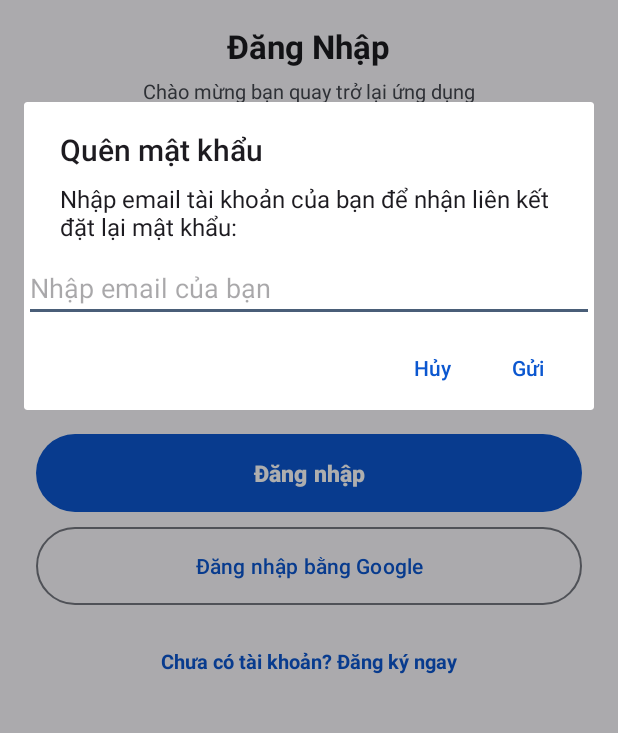
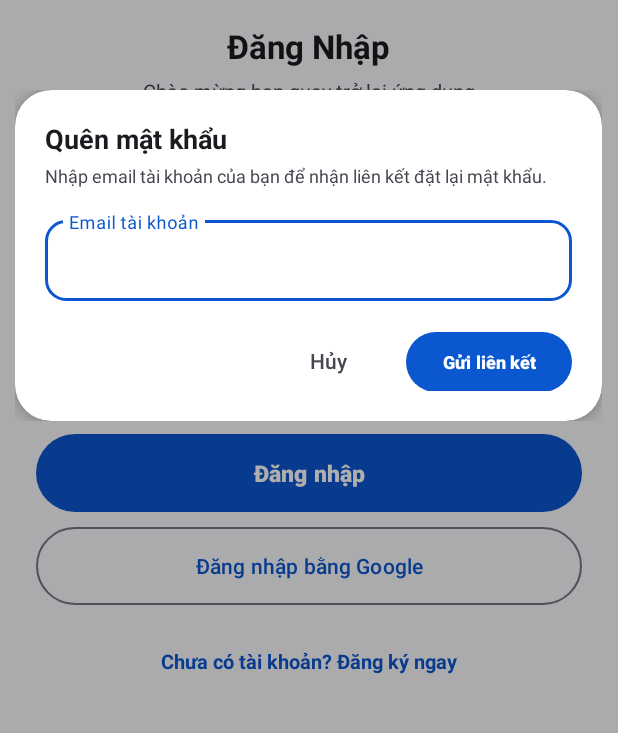
Before and after one commit to NguyenTuanDuy0182/DKTechShop, an Android app: the screen it shows after launch (AuthActivity), after a tap on "Quên mật khẩu?", on a phone screen of 412 x 824 dp, the part 362-1095 px from its top. Run offline under Robolectric (Android 15) with nearby library versions, the phone set to English and light mode, and no system bars; our stand-ins replace Firebase (no records; nobody signed in at launch, a user with empty details on screens opened directly).

Commit message:
ui(auth): redesign forgot password dialog

```diff
--- a/app/src/main/java/com/ecommerce/dktechshop/ui/auth/AuthActivity.java
+++ b/app/src/main/java/com/ecommerce/dktechshop/ui/auth/AuthActivity.java
@@ -2,8 +2,11 @@ package com.ecommerce.dktechshop.ui.auth;
 
 import android.content.Intent;
 import android.os.Bundle;
+import android.text.Editable;
+import android.text.TextWatcher;
+import android.util.Patterns;
+import android.view.LayoutInflater;
 import android.view.View;
-import android.widget.EditText;
 import android.widget.ProgressBar;
 import android.widget.TextView;
 import android.widget.Toast;
@@ -186,33 +189,61 @@ public class AuthActivity extends AppCompatActivity {
     }
 
     private void showForgotPasswordDialog() {
-        AlertDialog.Builder builder = new AlertDialog.Builder(this);
-        builder.setTitle("Quên mật khẩu");
-        builder.setMessage("Nhập email tài khoản của bạn để nhận liên kết đặt lại mật khẩu:");
+        View dialogView = LayoutInflater.from(this).inflate(R.layout.dialog_forgot_password, null);
+        TextInputLayout tilForgotEmail = dialogView.findViewById(R.id.til_forgot_email);
+        TextInputEditText etForgotEmail = dialogView.findViewById(R.id.et_forgot_email);
+        MaterialButton btnCancel = dialogView.findViewById(R.id.btn_forgot_cancel);
+        MaterialButton btnSend = dialogView.findViewById(R.id.btn_forgot_send);
 
-        final EditText input = new EditText(this);
-        input.setHint("Nhập email của bạn");
         String currentEmail = etEmail.getText() != null ? etEmail.getText().toString().trim() : "";
         if (!currentEmail.isEmpty()) {
-            input.setText(currentEmail);
+            etForgotEmail.setText(currentEmail);
+            etForgotEmail.setSelection(currentEmail.length());
         }
-        builder.setView(input);
 
-        builder.setPositiveButton("Gửi", (dialog, which) -> {
+        etForgotEmail.addTextChangedListener(new TextWatcher() {
+            @Override
+            public void beforeTextChanged(CharSequence s, int start, int count, int after) {}
+
+            @Override
+            public void onTextChanged(CharSequence s, int start, int count, int after) {
+                if (tilForgotEmail.getError() != null) {
+                    tilForgotEmail.setError(null);
+                }
+            }
+
+            @Override
+            public void afterTextChanged(Editable s) {}
+        });
+
+        AlertDialog dialog = new AlertDialog.Builder(this)
+                .setView(dialogView)
+                .create();
+
+        if (dialog.getWindow() != null) {
+            dialog.getWindow().setBackgroundDrawableResource(android.R.color.transparent);
+        }
+
+        btnCancel.setOnClickListener(v -> dialog.dismiss());
+        btnSend.setOnClickListener(v -> {
             if (!NetworkMonitor.isConnected(this)) {
                 Toast.makeText(this, NetworkMonitor.NO_INTERNET_MESSAGE, Toast.LENGTH_SHORT).show();
                 return;
             }
-            String resetEmail = input.getText().toString().trim();
+            String resetEmail = etForgotEmail.getText() != null ? etForgotEmail.getText().toString().trim() : "";
             if (resetEmail.isEmpty()) {
-                Toast.makeText(this, "Vui lòng nhập email", Toast.LENGTH_SHORT).show();
+                tilForgotEmail.setError("Vui lòng nhập email của bạn");
+                return;
+            }
+            if (!Patterns.EMAIL_ADDRESS.matcher(resetEmail).matches()) {
+                tilForgotEmail.setError("Định dạng email không hợp lệ");
                 return;
             }
             authViewModel.sendPasswordReset(resetEmail);
+            dialog.dismiss();
         });
 
-        builder.setNegativeButton("Hủy", (dialog, which) -> dialog.cancel());
-        builder.show();
+        dialog.show();
     }
 
     private void toggleAuthMode() {
--- /dev/null
+++ b/app/src/main/res/layout/dialog_forgot_password.xml
@@ -0,0 +1,84 @@
+<?xml version="1.0" encoding="utf-8"?>
+<com.google.android.material.card.MaterialCardView xmlns:android="http://schemas.android.com/apk/res/android"
+    xmlns:app="http://schemas.android.com/apk/res-auto"
+    android:layout_width="match_parent"
+    android:layout_height="wrap_content"
+    app:cardBackgroundColor="?attr/colorSurfaceContainerLowest"
+    app:cardCornerRadius="24dp"
+    app:cardElevation="6dp"
+    app:strokeWidth="0dp">
+
+    <LinearLayout
+        android:layout_width="match_parent"
+        android:layout_height="wrap_content"
+        android:orientation="vertical"
+        android:padding="20dp">
+
+        <TextView
+            android:layout_width="wrap_content"
+            android:layout_height="wrap_content"
+            android:text="Quên mật khẩu"
+            android:textColor="?attr/colorOnSurface"
+            android:textSize="18sp"
+            android:textStyle="bold" />
+
+        <TextView
+            android:layout_width="match_parent"
+            android:layout_height="wrap_content"
+            android:layout_marginTop="4dp"
+            android:lineSpacingExtra="2dp"
+            android:text="Nhập email tài khoản của bạn để nhận liên kết đặt lại mật khẩu."
+            android:textColor="?attr/colorOnSurfaceVariant"
+            android:textSize="12sp" />
+
+        <com.google.android.material.textfield.TextInputLayout
+            android:id="@+id/til_forgot_email"
+            style="@style/Widget.Material3.TextInputLayout.OutlinedBox"
+            android:layout_width="match_parent"
+            android:layout_height="wrap_content"
+            android:layout_marginTop="16dp"
+            android:hint="Email tài khoản"
+            app:boxCornerRadiusBottomEnd="14dp"
+            app:boxCornerRadiusBottomStart="14dp"
+            app:boxCornerRadiusTopEnd="14dp"
+            app:boxCornerRadiusTopStart="14dp">
+
+            <com.google.android.material.textfield.TextInputEditText
+                android:id="@+id/et_forgot_email"
+                android:layout_width="match_parent"
+                android:layout_height="wrap_content"
+                android:inputType="textEmailAddress"
+                android:textSize="14sp" />
+        </com.google.android.material.textfield.TextInputLayout>
+
+        <LinearLayout
+            android:layout_width="match_parent"
+            android:layout_height="wrap_content"
+            android:layout_marginTop="20dp"
+            android:gravity="end"
+            android:orientation="horizontal">
+
+            <com.google.android.material.button.MaterialButton
+                android:id="@+id/btn_forgot_cancel"
+                style="@style/Widget.Material3.Button.TextButton"
+                android:layout_width="wrap_content"
+                android:layout_height="40dp"
+                android:text="Hủy"
+                android:textColor="?attr/colorOnSurfaceVariant" />
+
+            <com.google.android.material.button.MaterialButton
+                android:id="@+id/btn_forgot_send"
+                style="@style/Widget.DKTechShop.Button.Pill"
+                android:layout_width="wrap_content"
+                android:layout_height="40dp"
+                android:layout_marginStart="8dp"
+                android:text="Gửi liên kết"
+                android:textColor="?attr/colorOnPrimary"
+                android:textSize="12sp"
+                android:textStyle="bold"
+                app:backgroundTint="?attr/colorPrimary" />
+        </LinearLayout>
+
+    </LinearLayout>
+
+</com.google.android.material.card.MaterialCardView>
```
